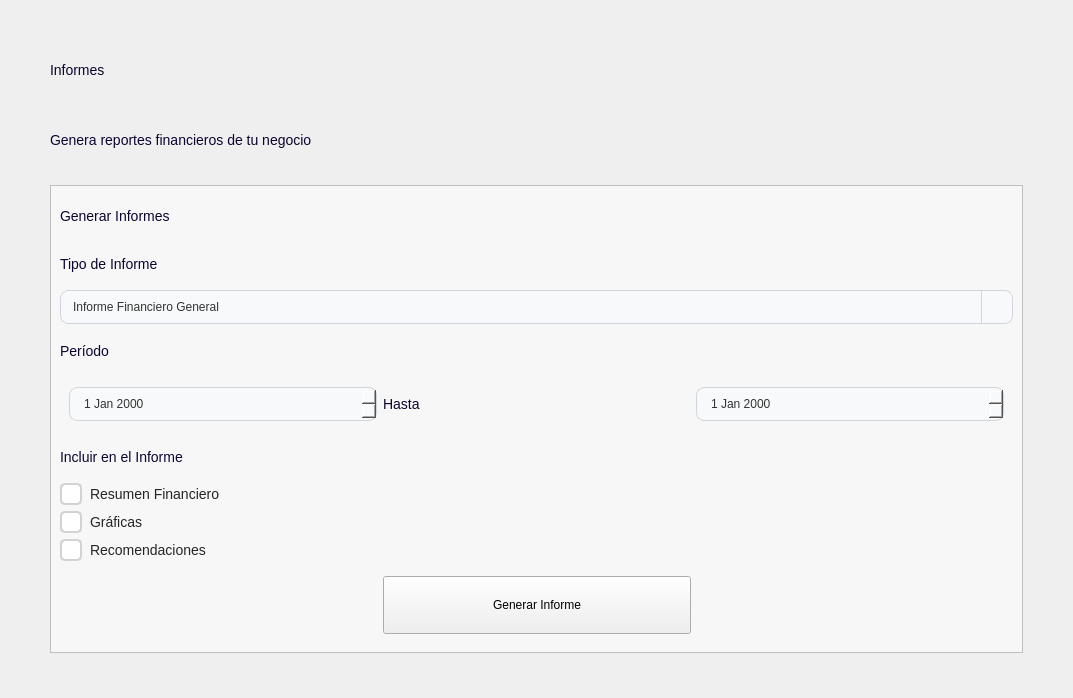
Above: app/ui/dashboard/pages/informes.ui from Brando-1510/Proyecto-Integrador-2.0 before the change. Below: the same form after it.
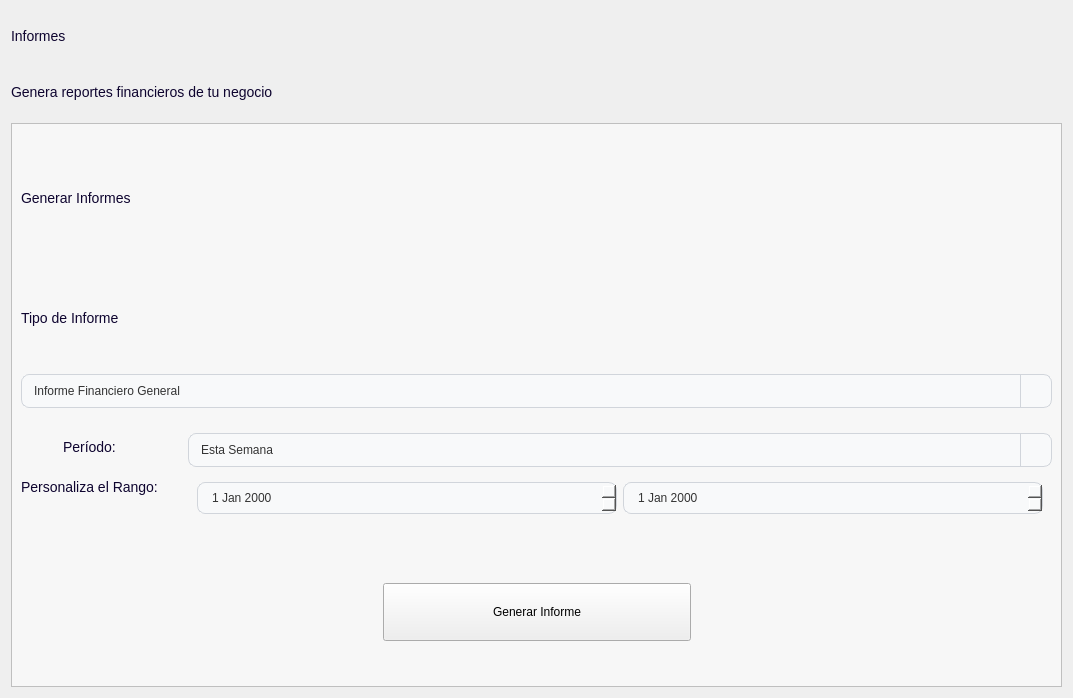
That is the form after the change. Icons and pictures are not drawn.

Patch:
```diff
--- a/app/ui/dashboard/pages/informes.ui
+++ b/app/ui/dashboard/pages/informes.ui
@@ -114,115 +114,6 @@
   </property>
   <layout class="QVBoxLayout" name="verticalLayout">
    <item>
-    <layout class="QVBoxLayout" name="verticalLayout_12">
-     <property name="spacing">
-      <number>20</number>
-     </property>
-     <property name="leftMargin">
-      <number>30</number>
-     </property>
-     <property name="topMargin">
-      <number>25</number>
-     </property>
-     <property name="rightMargin">
-      <number>30</number>
-     </property>
-     <property name="bottomMargin">
-      <number>25</number>
-     </property>
-     <item>
-      <widget class="QScrollArea" name="scrollArea">
-       <property name="styleSheet">
-        <string notr="true">/*
------------------------------------------------------------------------------------------------------
-ScrollArea
------------------------------------------------------------------------------------------------------
-*/
-#scrollAreaWidgetContents {
-    background-color: transparent;
-}
-QScrollArea {
-    background-color: transparent;
-    border: none;
-	border-radius:0px;
-}
-
-/* Widget que está dentro del ScrollArea */
-/*QScrollArea &gt; QWidget &gt; QWidget {
-    background-color: #F9F9FC;
-}*/
-
-/* Scrollbar vertical */
-QScrollBar:vertical {
-    background-color: transparent;
-    width: 8px;
-    margin: 4px 2px 4px 0px;
-}
-
-/* Parte que se puede arrastrar */
-QScrollBar::handle:vertical {
-    background-color: #C9C1D5;
-    border-radius: 4px;
-    min-height: 40px;
-}
-
-/* Al pasar el mouse */
-QScrollBar::handle:vertical:hover {
-    background-color: #A99DB8;
-}
-
-/* Ocultar botones de arriba y abajo */
-QScrollBar::add-line:vertical,
-QScrollBar::sub-line:vertical {
-    height: 0px;
-}
-
-/* Espacio antes/después del handle */
-QScrollBar::add-page:vertical,
-QScrollBar::sub-page:vertical {
-    background: transparent;
-}</string>
-       </property>
-       <property name="frameShape">
-        <enum>QFrame::NoFrame</enum>
-       </property>
-       <property name="frameShadow">
-        <enum>QFrame::Plain</enum>
-       </property>
-       <property name="widgetResizable">
-        <bool>true</bool>
-       </property>
-       <widget class="QWidget" name="scrollAreaWidgetContents">
-        <property name="geometry">
-         <rect>
-          <x>0</x>
-          <y>0</y>
-          <width>995</width>
-          <height>630</height>
-         </rect>
-        </property>
-        <property name="sizePolicy">
-         <sizepolicy hsizetype="Expanding" vsizetype="Preferred">
-          <horstretch>0</horstretch>
-          <verstretch>0</verstretch>
-         </sizepolicy>
-        </property>
-        <layout class="QVBoxLayout" name="verticalLayout_2">
-         <property name="leftMargin">
-          <number>9</number>
-         </property>
-         <property name="topMargin">
-          <number>9</number>
-         </property>
-         <property name="rightMargin">
-          <number>9</number>
-         </property>
-         <item>
-          <layout class="QVBoxLayout" name="verticalLayout_11">
-           <property name="spacing">
-            <number>20</number>
-           </property>
-           <item>
             <widget class="QLabel" name="lblTitulo">
              <property name="maximumSize">
               <size>
@@ -494,6 +385,12 @@
              <layout class="QVBoxLayout" name="verticalLayout_14">
               <item>
                <widget class="QLabel" name="label_9">
+        <property name="maximumSize">
+         <size>
+          <width>16777215</width>
+          <height>150</height>
+         </size>
+        </property>
                 <property name="text">
                  <string>Generar Informes</string>
                 </property>
@@ -504,6 +401,12 @@
               </item>
               <item>
                <widget class="QLabel" name="label">
+        <property name="maximumSize">
+         <size>
+          <width>16777215</width>
+          <height>100</height>
+         </size>
+        </property>
                 <property name="text">
                  <string>Tipo de Informe</string>
                 </property>
@@ -532,73 +435,87 @@
                </widget>
               </item>
               <item>
-               <widget class="QLabel" name="label_2">
+       <layout class="QFormLayout" name="formLayout_2">
+        <property name="sizeConstraint">
+         <enum>QLayout::SetDefaultConstraint</enum>
+        </property>
+        <property name="labelAlignment">
+         <set>Qt::AlignCenter</set>
+        </property>
+        <property name="formAlignment">
+         <set>Qt::AlignCenter</set>
+        </property>
+        <property name="horizontalSpacing">
+         <number>30</number>
+        </property>
+        <item row="0" column="0">
+         <widget class="QLabel" name="label_6">
                 <property name="text">
-                 <string>Período</string>
+           <string>Período:</string>
                 </property>
                 <property name="texto" stdset="0">
                  <string>Destacado</string>
                 </property>
                </widget>
               </item>
+        <item row="0" column="1">
+         <widget class="QComboBox" name="periodo">
               <item>
-               <widget class="QWidget" name="widget" native="true">
-                <property name="styleSheet">
-                 <string notr="true">QLabel {
-    qproperty-alignment: AlignCenter;
-}
-</string>
-                </property>
-                <layout class="QHBoxLayout" name="horizontalLayout">
+           <property name="text">
+            <string>Esta Semana</string>
+           </property>
+          </item>
                  <item>
-                  <widget class="QDateEdit" name="dateEdit"/>
+           <property name="text">
+            <string>Este Mes</string>
+           </property>
                  </item>
                  <item>
-                  <widget class="QLabel" name="label_3">
                    <property name="text">
-                    <string>Hasta</string>
-                   </property>
-                   <property name="texto" stdset="0">
-                    <string>Descripcion</string>
-                   </property>
-                  </widget>
+            <string>Los Últimos 3 Meses</string>
+           </property>
+          </item>
+          <item>
+           <property name="text">
+            <string>Último Año</string>
+           </property>
                  </item>
                  <item>
-                  <widget class="QDateEdit" name="dateEdit_2"/>
-                 </item>
-                </layout>
-               </widget>
-              </item>
-              <item>
-               <widget class="QLabel" name="label_4">
+           <property name="text">
+            <string>Personalizado</string>
+           </property>
+          </item>
+         </widget>
+        </item>
+        <item row="1" column="0">
+         <widget class="QLabel" name="lblPersonalizarV">
                 <property name="text">
-                 <string>Incluir en el Informe</string>
+           <string>Personaliza el Rango:</string>
                 </property>
                 <property name="texto" stdset="0">
                  <string>Destacado</string>
                 </property>
                </widget>
               </item>
-              <item>
-               <widget class="QCheckBox" name="checkBox">
-                <property name="text">
-                 <string>Resumen Financiero</string>
-                </property>
-               </widget>
-              </item>
+        <item row="1" column="1">
+         <widget class="QWidget" name="contenedorFechasV" native="true">
+          <property name="maximumSize">
+           <size>
+            <width>16777215</width>
+            <height>50</height>
+           </size>
+          </property>
+          <layout class="QHBoxLayout" name="horizontalLayout_3">
               <item>
-               <widget class="QCheckBox" name="checkBox_2">
-                <property name="text">
-                 <string>Gráficas</string>
-                </property>
-               </widget>
+            <widget class="QDateEdit" name="rangoInicio"/>
               </item>
               <item>
-               <widget class="QCheckBox" name="checkBox_3">
-                <property name="text">
-                 <string>Recomendaciones</string>
-                </property>
-               </widget>
+            <widget class="QDateEdit" name="rangoFinal"/>
+           </item>
+          </layout>
+         </widget>
+        </item>
+       </layout>
               </item>
               <item>
                <widget class="QWidget" name="widget_2" native="true">
@@ -644,14 +561,6 @@
               </item>
              </layout>
             </widget>
-           </item>
-          </layout>
-         </item>
-        </layout>
-       </widget>
-      </widget>
-     </item>
-    </layout>
    </item>
   </layout>
  </widget>
```
Left out of the diff: 5 changed lines with no effect on the pictures. Lines whose indentation alone changed are shown as unchanged.
